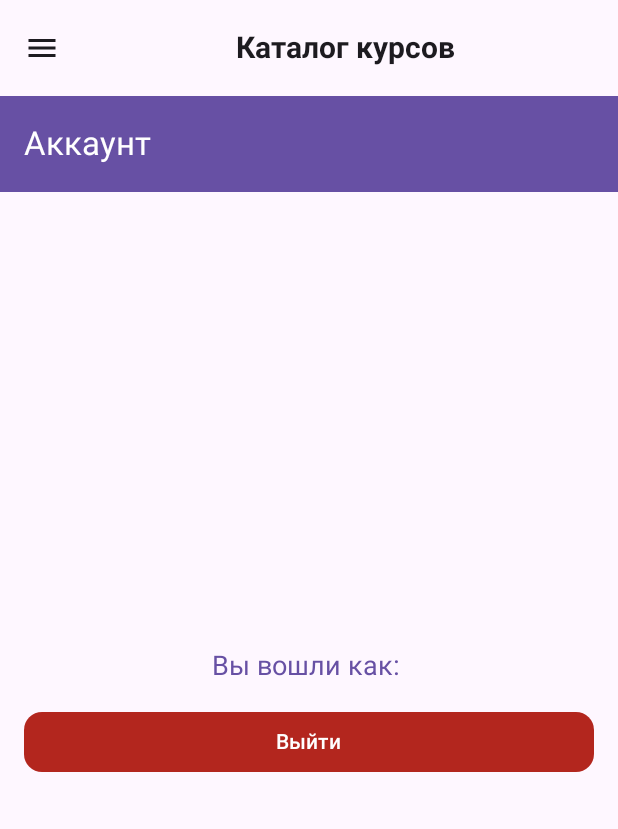
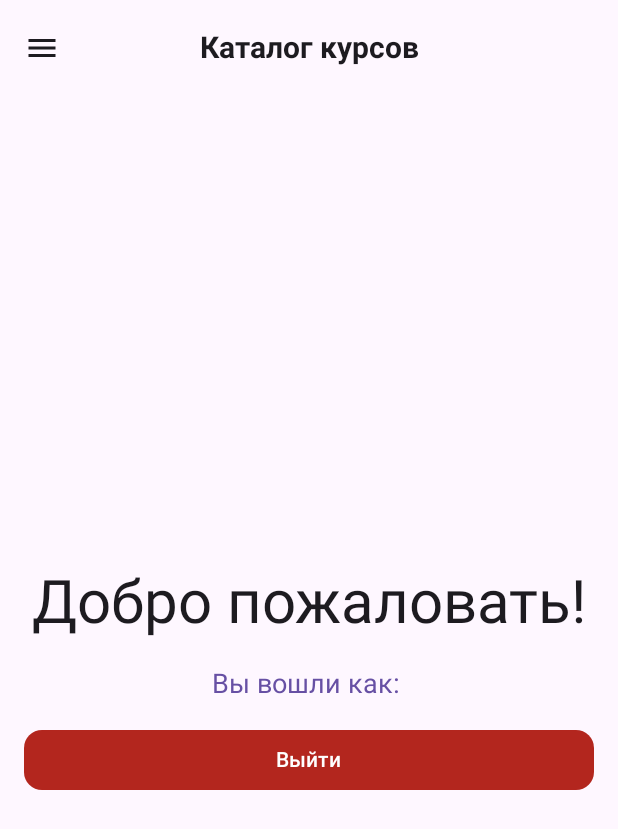
Before and after one commit to Just-everyday-developer/Language-Tutor, an Android app built with Jetpack Compose: the AccountScreen screen opened through its navigation route, on a phone screen of 412 x 824 dp. Shown: the top 829 px of the screen. Run offline under Robolectric (Android 15) with nearby library versions, the phone set to English and light mode, and no system bars; our stand-ins replace Firebase (no records; nobody signed in at launch, a user with empty details on screens opened directly).

Commit message:
Fixed little bugs of ui, fully integrated with statistics page and account screen

```diff
--- a/app/src/main/java/com/example/language_tutor/navigation/NavigationApp.kt
+++ b/app/src/main/java/com/example/language_tutor/navigation/NavigationApp.kt
@@ -31,7 +31,7 @@ fun NavigationApp() {
             "main" -> "Каталог курсов"
             "statistics" -> "Статистика"
             "exam" -> "Экзамены"
-            "memorizer" -> "Запоминатель"
+            "memorizer" -> "Запоминатор"
             else -> "Каталог курсов"
         }
     }
--- a/app/src/main/java/com/example/language_tutor/ui/components/CourseCard.kt
+++ b/app/src/main/java/com/example/language_tutor/ui/components/CourseCard.kt
@@ -67,7 +67,7 @@ fun CourseCard(
                 )
                 Text(
                     text = price,
-                    style = MaterialTheme.typography.bodyMedium,
+                    style = MaterialTheme.typography.bodyLarge,
                     color = Color.Blue
                 )
             }
--- a/app/src/main/java/com/example/language_tutor/ui/components/ExamComponents.kt
+++ b/app/src/main/java/com/example/language_tutor/ui/components/ExamComponents.kt
@@ -36,7 +36,7 @@ fun SectionButton(section: String, selected: String?, onClick: (String) -> Unit)
             containerColor = if (selected == section) Color.Blue else Color.Gray
         ),
         shape = RoundedCornerShape(8.dp),
-        modifier = Modifier.width(105.dp)
+        modifier = Modifier.width(200.dp).padding(10.dp)
     ) {
         Text(section, color = Color.White)
     }
--- a/app/src/main/java/com/example/language_tutor/ui/components/Header.kt
+++ b/app/src/main/java/com/example/language_tutor/ui/components/Header.kt
@@ -17,11 +17,10 @@ fun Header(
     title: String,
     onMenuClick: () -> Unit
 ) {
-    TopAppBar(
+    CenterAlignedTopAppBar(
         title = {
             Text(
                 text = title,
-                modifier = Modifier.fillMaxWidth(),
                 textAlign = TextAlign.Center,
                 fontWeight = FontWeight.Bold,
                 fontSize = 20.sp
--- a/app/src/main/java/com/example/language_tutor/ui/screens/AccountScreen.kt
+++ b/app/src/main/java/com/example/language_tutor/ui/screens/AccountScreen.kt
@@ -7,6 +7,7 @@ import androidx.compose.runtime.*
 import androidx.compose.ui.Alignment
 import androidx.compose.ui.Modifier
 import androidx.compose.ui.graphics.Color
+import androidx.compose.ui.text.style.TextAlign
 import androidx.compose.ui.unit.dp
 import androidx.compose.ui.unit.sp
 import androidx.navigation.NavController
@@ -23,29 +24,28 @@ fun AccountScreen(navController: NavController, authRepository: AuthRepository =
     var password by remember { mutableStateOf("") }
     var message by remember { mutableStateOf("") }
 
-    Scaffold(
-        topBar = {
-            TopAppBar(
-                title = { Text("Аккаунт") },
-                colors = TopAppBarDefaults.topAppBarColors(
-                    containerColor = MaterialTheme.colorScheme.primary,
-                    titleContentColor = Color.White
-                )
-            )
-        }
-    ) { paddingValues ->
+    Scaffold() { innerPadding ->
         Column(
             modifier = Modifier
                 .fillMaxSize()
-                .padding(paddingValues)
+                .padding(innerPadding)
                 .padding(16.dp),
             verticalArrangement = Arrangement.Center,
             horizontalAlignment = Alignment.CenterHorizontally
         ) {
+            Row(
+                modifier = Modifier.fillMaxWidth().padding(vertical = 20.dp),
+                horizontalArrangement = Arrangement.Center) {
+                Text("Добро пожаловать!", fontSize = 40.sp)
+            }
+
             if (user == null) {
                 TextField(value = email, onValueChange = { email = it }, label = { Text("Email") })
                 Spacer(modifier = Modifier.height(8.dp))
-                TextField(value = password, onValueChange = { password = it }, label = { Text("Пароль") })
+                TextField(
+                    value = password,
+                    onValueChange = { password = it },
+                    label = { Text("Пароль") })
                 Spacer(modifier = Modifier.height(16.dp))
 
                 Button(
@@ -66,7 +66,8 @@ fun AccountScreen(navController: NavController, authRepository: AuthRepository =
                     onClick = {
                         scope.launch {
                             val result = authRepository.registerUser(email, password)
-                            message = if (result != null) "Регистрация успешна" else "Ошибка регистрации"
+                            message =
+                                if (result != null) "Регистрация успешна" else "Ошибка регистрации"
                         }
                     },
                     shape = RoundedCornerShape(12.dp),
@@ -76,7 +77,11 @@ fun AccountScreen(navController: NavController, authRepository: AuthRepository =
                     Text("Зарегистрироваться", color = Color.White)
                 }
             } else {
-                Text("Вы вошли как: ${user.email}", fontSize = 18.sp, color = MaterialTheme.colorScheme.primary)
+                Text(
+                    "Вы вошли как: ${user.email}",
+                    fontSize = 18.sp,
+                    color = MaterialTheme.colorScheme.primary
+                )
                 Spacer(modifier = Modifier.height(16.dp))
 
                 Button(
```
Also changed, not shown: app/src/main/java/com/example/language_tutor/ui/screens/ExamScreen.kt (+6 -4 lines), app/src/main/java/com/example/language_tutor/ui/screens/StatisticsScreen.kt (+3 -11 lines).
